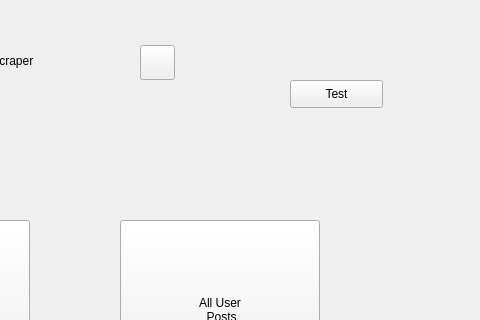
Before: the Qt Designer form main.ui in mido-99/Tweety, drawn with Qt 5; both pictures show x 320 to 800 and y 0 to 320 of the 800 by 600 pixel window.
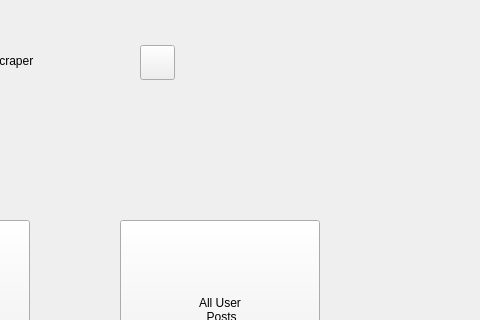
After: the same form once the commit is applied. The open tabs and pages were chosen to show the change.

Diff of the .ui file:
```diff
--- a/main.ui
+++ b/main.ui
@@ -137,22 +137,6 @@
        <string>X Scraper</string>
       </property>
      </widget>
-     <widget class="QPushButton" name="pushButton">
-      <property name="geometry">
-       <rect>
-        <x>610</x>
-        <y>80</y>
-        <width>93</width>
-        <height>28</height>
-       </rect>
-      </property>
-      <property name="text">
-       <string>Test</string>
-      </property>
-      <property name="autoDefault">
-       <bool>true</bool>
-      </property>
-     </widget>
      <widget class="QPushButton" name="disclaimer_btn">
       <property name="geometry">
        <rect>
```
Left out of the diff: 3 changed lines with no effect on the pictures.
